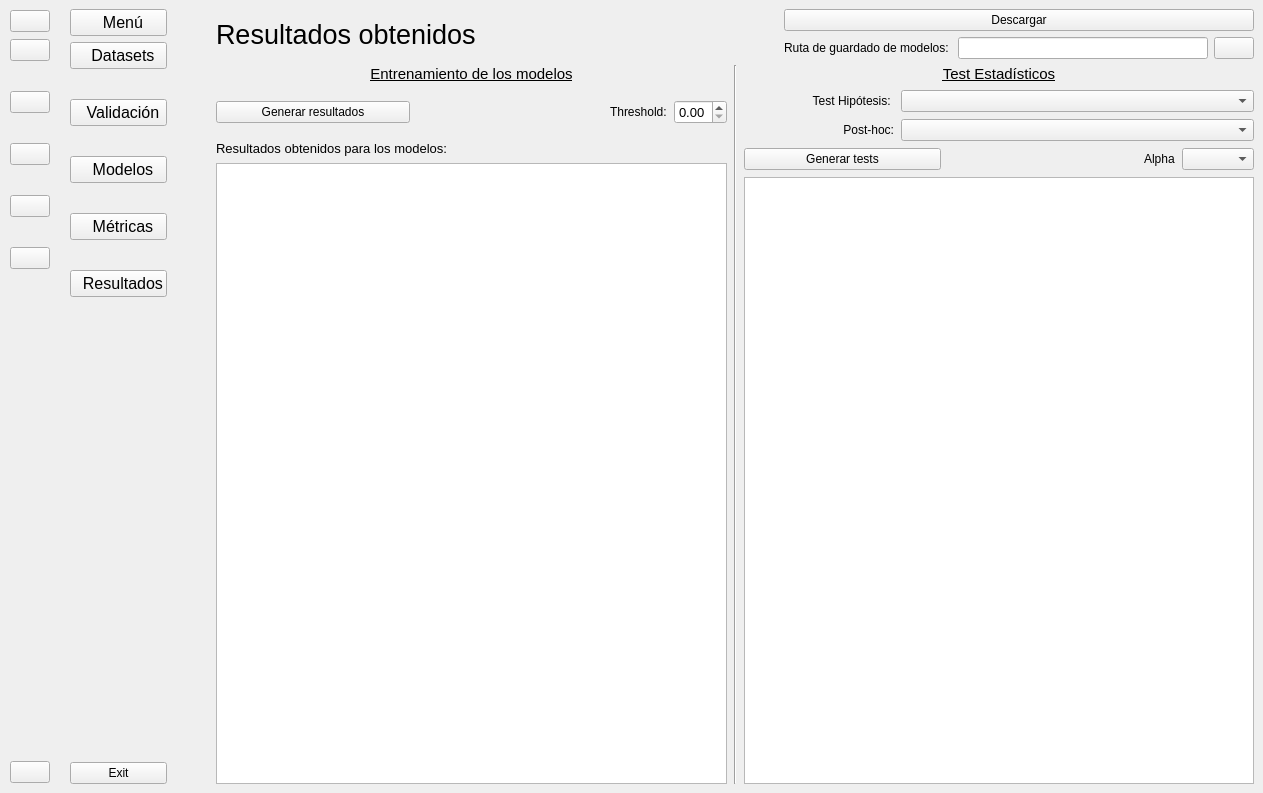
The window that dantis_app/sidebar.ui (kdis-lab/dantis) describes before a commit, drawn with Qt 5.
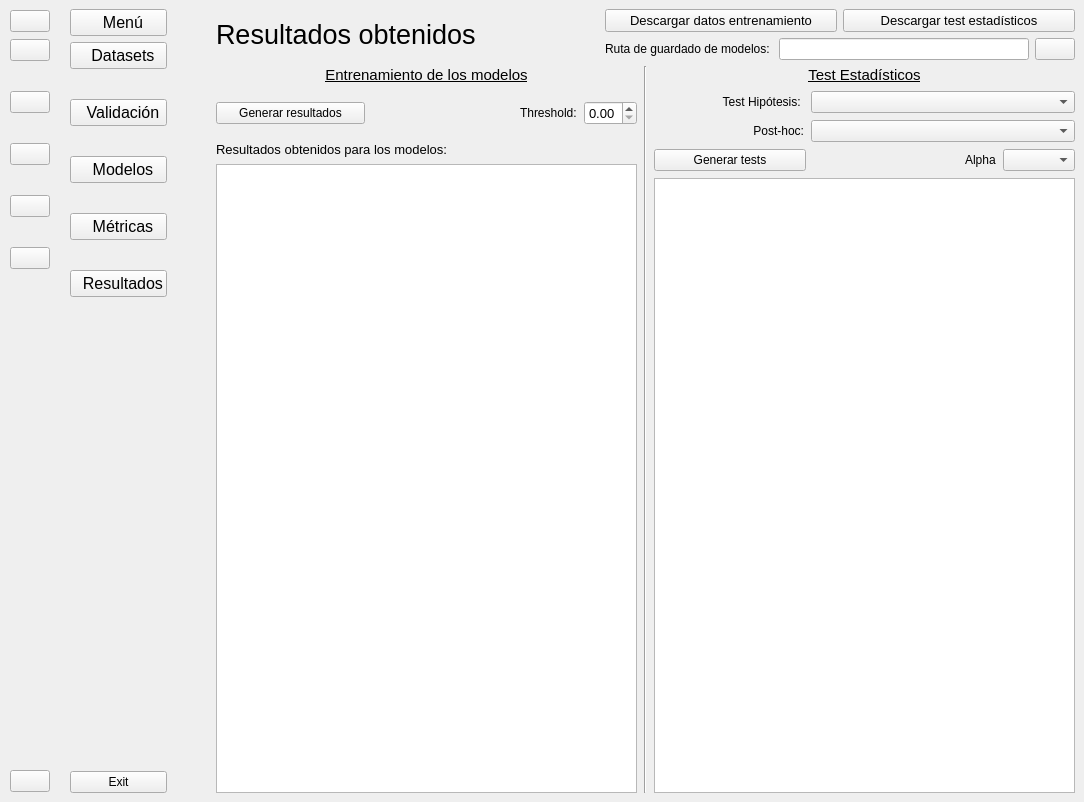
The same window after the commit. The open tabs and pages were chosen to show the change. Icons and pictures are not drawn. Custom widgets are drawn as their Qt base class.

Patch:
```diff
--- a/dantis_app/sidebar.ui
+++ b/dantis_app/sidebar.ui
@@ -6,8 +6,8 @@
    <rect>
     <x>0</x>
     <y>0</y>
-    <width>1263</width>
-    <height>793</height>
+    <width>1084</width>
+    <height>802</height>
    </rect>
   </property>
   <property name="windowTitle">
@@ -1691,19 +1691,32 @@
            <item row="0" column="3">
             <layout class="QVBoxLayout" name="verticalLayout_15">
              <item>
+              <layout class="QHBoxLayout" name="horizontalLayout_5">
+               <item>
               <widget class="QPushButton" name="download_data">
                <property name="font">
                 <font>
-                 <pointsize>9</pointsize>
+                   <pointsize>10</pointsize>
                 </font>
                </property>
                <property name="text">
-                <string>Descargar</string>
-               </property>
-               <property name="checkable">
-                <bool>true</bool>
-               </property>
-              </widget>
+                  <string>Descargar datos entrenamiento</string>
+                 </property>
+                </widget>
+               </item>
+               <item>
+                <widget class="QPushButton" name="download_data_test">
+                 <property name="font">
+                  <font>
+                   <pointsize>10</pointsize>
+                  </font>
+                 </property>
+                 <property name="text">
+                  <string>Descargar test estadísticos</string>
+                 </property>
+                </widget>
+               </item>
+              </layout>
              </item>
              <item>
               <layout class="QHBoxLayout" name="horizontalLayout_22">
```
Left out of the diff: 38 changed lines with no effect on the pictures. Lines whose indentation alone changed are shown as unchanged.
